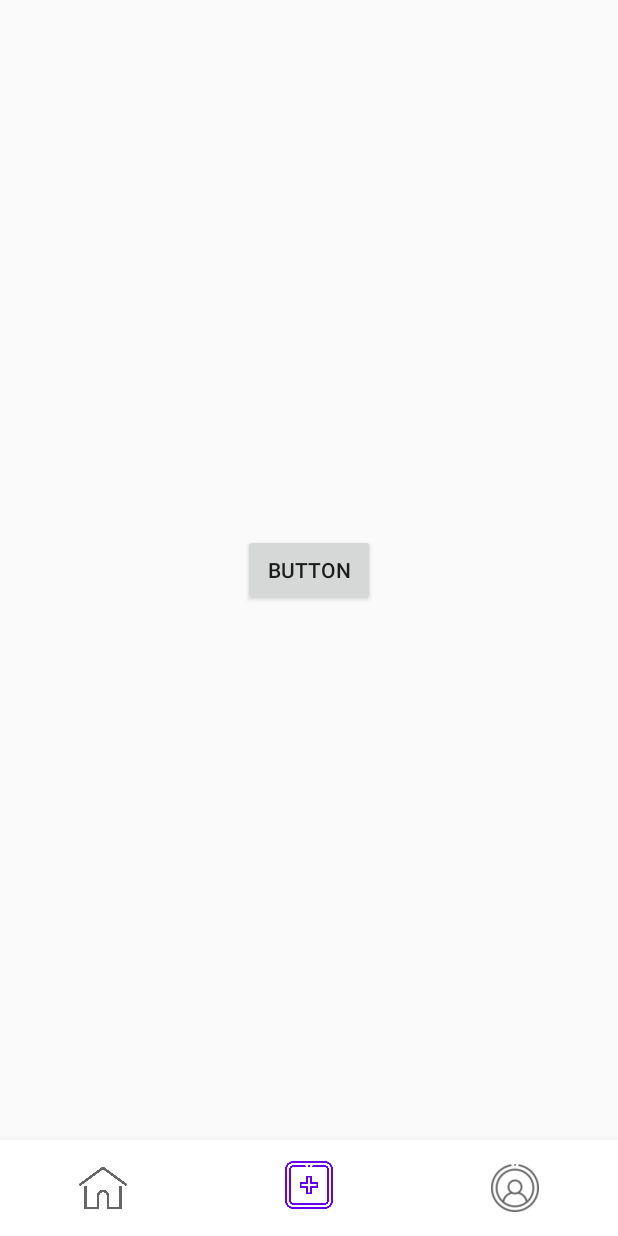
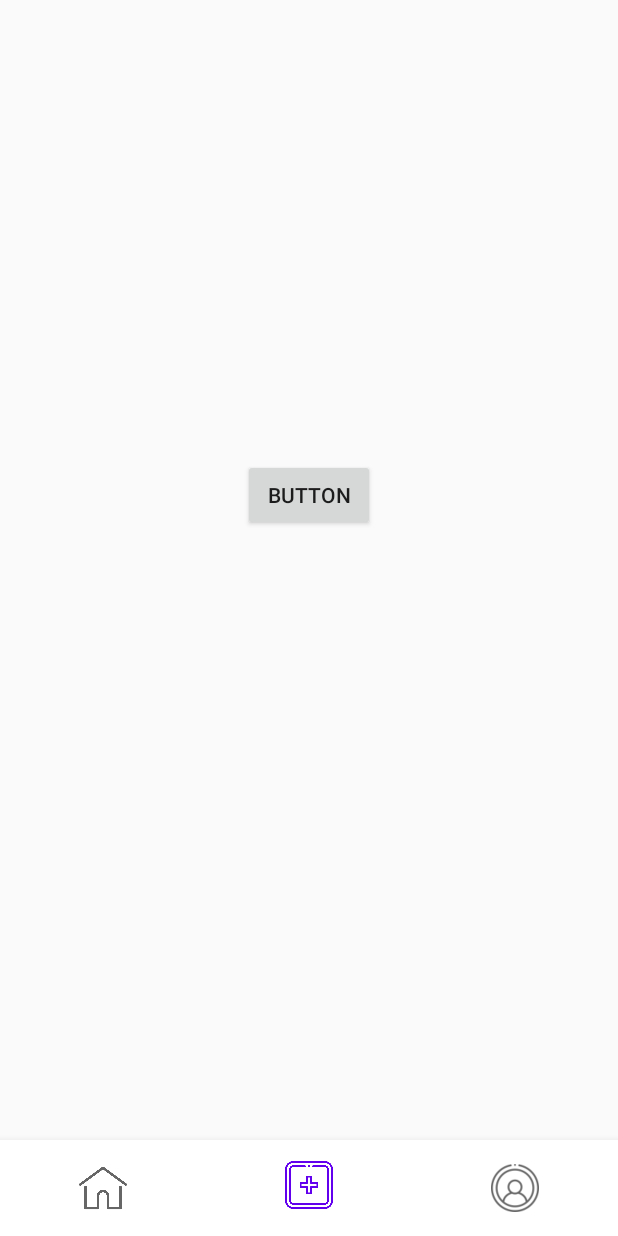
Before and after one commit to massibacchio/MyShot, an Android app: the screen it shows after launch (MainActivity), item 2 of the bottom bar chosen, on a phone screen of 412 x 824 dp. Run offline under Robolectric (Android 15) with nearby library versions, the phone set to English and light mode, and no system bars; our stand-ins replace Firebase (no records; nobody signed in at launch, a user with empty details on screens opened directly), Picasso; pictures from the network do not load.

```diff
--- a/app/build.gradle
+++ b/app/build.gradle
@@ -12,6 +12,7 @@ android {
         targetSdk 34
         versionCode 1
         versionName "1.0"
+
 
         testInstrumentationRunner "androidx.test.runner.AndroidJUnitRunner"
     }
@@ -40,6 +41,8 @@ dependencies {
     implementation 'androidx.constraintlayout:constraintlayout:2.1.4'
     implementation 'com.google.firebase:firebase-auth-ktx:22.2.0'
     implementation 'com.google.firebase:firebase-database:20.3.0'
+    implementation 'com.google.android.gms:play-services-auth:17.0.0'
+
     testImplementation 'junit:junit:4.13.2'
     implementation 'androidx.recyclerview:recyclerview:1.3.2'
 
@@ -48,6 +51,7 @@ dependencies {
 
     implementation 'com.github.bumptech.glide:glide:4.12.0'
     annotationProcessor 'com.github.bumptech.glide:compiler:4.12.0'
+    implementation 'com.squareup.picasso:picasso:2.71828'
 
 }
 apply plugin: 'com.google.gms.google-services'
--- a/app/src/main/AndroidManifest.xml
+++ b/app/src/main/AndroidManifest.xml
@@ -1,5 +1,6 @@
 <?xml version="1.0" encoding="utf-8"?>
-<manifest xmlns:android="http://schemas.android.com/apk/res/android">
+<manifest xmlns:tools="http://schemas.android.com/tools"
+    xmlns:android="http://schemas.android.com/apk/res/android">
 
     <uses-permission android:name="android.permission.ACCESS_FINE_LOCATION" />
     <uses-permission android:name="android.permission.ACCESS_COARSE_LOCATION" />
@@ -7,7 +8,8 @@
     <uses-permission android:name="android.permission.ACCESS_NETWORK_STATE" />
     <uses-permission android:name="android.permission.READ_EXTERNAL_STORAGE" />
     <uses-permission android:name="android.permission.WRITE_EXTERNAL_STORAGE" />
-    <uses-permission android:name="android.permission.MANAGE_EXTERNAL_STORAGE" />
+    <uses-permission android:name="android.permission.MANAGE_EXTERNAL_STORAGE"
+        tools:ignore="ScopedStorage" />
 
 
     <application
--- a/app/src/main/java/com/example/MyShot/Classes/FirebaseWrapper.java
+++ b/app/src/main/java/com/example/MyShot/Classes/FirebaseWrapper.java
@@ -24,9 +24,11 @@ public class FirebaseWrapper {
         private final Method method;
         private final Object thiz;
 
+
         public Callback(Method method, Object thiz) {
             this.method = method;
             this.thiz = thiz;
+
         }
 
         //la callback specifica quale metodo eseguire quando la richiesta firebase termina
@@ -52,8 +54,8 @@ public class FirebaseWrapper {
                 throw new RuntimeException(e);
             }
         }
+
     }
-
 
 
     //define methods for login & registration
@@ -65,9 +67,9 @@ public class FirebaseWrapper {
 
         //costruttore
         public Auth(){
+
             this.auth= FirebaseAuth.getInstance();
         }
-
 
         //check if user is authenticated
         public boolean isAuthenticated() {
@@ -102,10 +104,21 @@ public class FirebaseWrapper {
                         }
                     });
         }
+        public String getUid() {
+            // TODO: remove this assert and better handling of non logged-in users
+            assert this.isAuthenticated();
+            return this.getUser().getUid();
+        }
 
-        public class RTDatabase {
 
-            private DatabaseReference getDb() {
+
+        public static class RTDatabase {
+
+            private static final String TAG = RTDatabase.class.getCanonicalName();
+            private static final String CHILD_IMAGES = "Images";
+            private static final String CHILD_USERS = "Users";
+
+            public static DatabaseReference getDb() {
                 DatabaseReference ref = FirebaseDatabase.getInstance("https://myshot-5cef3-default-rtdb.europe-west1.firebasedatabase.app/").getReference(CHILD);
 
                 // Return the reference to the current user's data
@@ -117,24 +130,36 @@ public class FirebaseWrapper {
                 return ref.child(uid);
             }
 
-            public void writeDbData(ImageItem imageItem) {
-                DatabaseReference ref = getDb();
-                if (ref == null) {
-                    return;
-                }
+            // Dentro il metodo writeDbData in FirebaseWrapper$Auth$RTDatabase
+            public static void writeDbData(ImageItem imageItem) {
+                FirebaseDatabase firebaseDatabase;
+                DatabaseReference databaseReference;
 
-                // Generate a unique key for the new image data
-                String key = ref.push().getKey();
-                if (key == null) {
-                    Log.e(TAG, "Failed to generate a unique key.");
-                    return;
-                }
+                firebaseDatabase = FirebaseDatabase.getInstance("https://myshot-5cef3-default-rtdb.europe-west1.firebasedatabase.app/");
 
-                // Set the image data with the unique key
-                ref.child(key).setValue(imageItem);
+                FirebaseWrapper.Auth auth = new FirebaseWrapper.Auth();
+                databaseReference = firebaseDatabase.getReference().child(CHILD_USERS).child(auth.getUid()).child(CHILD_IMAGES);
+
+                databaseReference.child(String.valueOf(imageItem.getImageId())).setValue(imageItem);
+
+                /*
+                if (imageItem != null) {
+                    DatabaseReference ref = getDb();
+                    if (ref != null) {
+                        Map<String, Object> imageItemMap = new HashMap<>();
+                        imageItemMap.put("imageUri", imageItem.getImageUrl().toString());
+
+                        ref.child(key).setValue(imageItemMap);
+                        Log.d(TAG, "Data written to database: " + imageItem.toString());
+                    } else {
+                        Log.e(TAG, "Database reference is null.");
+                    }
+                } else {
+                    Log.e(TAG, "ImageItem or key is null.");
+                }*/
             }
 
-            public void readDbData(FirebaseWrapper.Callback callback) {
+            public static void readDbData(FirebaseWrapper.Callback callback) {
                 DatabaseReference ref = getDb();
                 if (ref == null) {
                     return;
@@ -158,10 +183,7 @@ public class FirebaseWrapper {
 
 
 
-        public String getUid() {
-            // TODO: remove this assert and better handling of non logged-in users
-            assert this.isAuthenticated();
-            return this.getUser().getUid();
-        }
+
+
     }
 }
--- a/app/src/main/res/layout/fragment_add_image.xml
+++ b/app/src/main/res/layout/fragment_add_image.xml
@@ -5,12 +5,27 @@
     android:layout_height="match_parent"
     tools:context=".Fragments.AddImageFragment">
 
+    <LinearLayout
+        android:layout_width="match_parent"
+        android:layout_height="match_parent"
+        android:orientation="vertical"
+        android:gravity="center">
 
-    <Button
-        android:id="@+id/AddImageButton"
-        android:layout_width="wrap_content"
-        android:layout_height="wrap_content"
-        android:text="Button"
-        android:layout_gravity="center"/>
+        <Button
+            android:id="@+id/AddImageButton"
+            android:layout_width="wrap_content"
+            android:layout_height="wrap_content"
+            android:text="@string/button"/>
+
+        <ImageView
+            android:id="@+id/imageView"
+            android:layout_width="wrap_content"
+            android:layout_height="wrap_content"
+            android:layout_marginTop="100dp"/>
+
+
+    </LinearLayout>
+
+
 
 </FrameLayout>
--- a/app/src/main/res/layout/fragment_home.xml
+++ b/app/src/main/res/layout/fragment_home.xml
@@ -20,7 +20,8 @@
             <androidx.recyclerview.widget.RecyclerView
                 android:id="@+id/recyclerView"
                 android:layout_width="match_parent"
-                android:layout_height="match_parent" />
+                android:layout_height="match_parent"
+                android:padding="15dp"/>
 
         </LinearLayout>
 
--- a/app/src/main/res/layout/fragment_log.xml
+++ b/app/src/main/res/layout/fragment_log.xml
@@ -9,6 +9,6 @@
     <TextView
         android:layout_width="match_parent"
         android:layout_height="match_parent"
-        android:text="@string/hello_blank_fragment" />
+        android:text="hello_blank_fragment" />
 
 </FrameLayout>
--- a/app/src/main/res/layout/fragment_profile.xml
+++ b/app/src/main/res/layout/fragment_profile.xml
@@ -9,6 +9,6 @@
     <TextView
         android:layout_width="match_parent"
         android:layout_height="match_parent"
-        android:text="@string/hello_blank_fragment" />
+        android:text="hello_blank_fragment" />
 
 </FrameLayout>
--- a/app/src/main/res/menu/menu_main.xml
+++ b/app/src/main/res/menu/menu_main.xml
@@ -5,19 +5,20 @@
 
     <item
         android:id="@+id/action_fragment1"
-        app:showAsAction="always"
-        android:icon="@drawable/home" />
+        app:showAsAction="ifRoom"
+        android:icon="@drawable/home"
+        android:title="" />
 
     <item
         android:id="@+id/action_fragment2"
-        app:showAsAction="always"
+        app:showAsAction="ifRoom"
         android:icon="@drawable/addnewimage"
-        />
+        android:title="" />
 
     <item
         android:id="@+id/action_fragment3"
-        app:showAsAction="always"
+        app:showAsAction="ifRoom"
         android:icon="@drawable/user"
-       />
+        android:title="" />
 
 </menu>
--- a/app/src/main/res/values/strings.xml
+++ b/app/src/main/res/values/strings.xml
@@ -1,16 +1,17 @@
 <resources>
     <string name="app_name">MyShot</string>
-    <!-- TODO: Remove or change this placeholder text -->
-    <string name="hello_blank_fragment">Hello blank fragment</string>
-    //LOG IN
+
+
+
     <string name="insertEmail">Insert your e-mail</string>
     <string name="insertPassword">Insert your password</string>
     <string name="goToRegister">Not registered yet? Go to Registration</string>
     <string name="login">Log In</string>
 
-    //SIGN UP
+
     <string name="insertPassword2">Insert your password</string>
     <string name="insertPasswordAgain">Insert your password again please</string>
     <string name="goToLogin">Do you already have an account? Go to Log-In</string>
     <string name="signup">Sign Up</string>
+    <string name="button">Button</string>
 </resources>
--- a/gradle.properties
+++ b/gradle.properties
@@ -6,7 +6,7 @@
 # http://www.gradle.org/docs/current/userguide/build_environment.html
 # Specifies the JVM arguments used for the daemon process.
 # The setting is particularly useful for tweaking memory settings.
-org.gradle.jvmargs=-Xmx2048m -Dfile.encoding=UTF-8
+org.gradle.jvmargs=-Xmx4608m -Dfile.encoding=UTF-8
 # When configured, Gradle will run in incubating parallel mode.
 # This option should only be used with decoupled projects. More details, visit
 # http://www.gradle.org/docs/current/userguide/multi_project_builds.html#sec:decoupled_projects
@@ -21,3 +21,4 @@ android.useAndroidX=true
 android.nonTransitiveRClass=true
 android.defaults.buildfeatures.buildconfig=true
 android.nonFinalResIds=false
+android.enableJetifier=true
```
Also changed, not shown: app/src/main/java/com/example/MyShot/Adapters/ImageListAdapter.java (+31 -106 lines), app/src/main/java/com/example/MyShot/Classes/ImageItem.java (+46 -11 lines), app/src/main/java/com/example/MyShot/Fragments/AddImageFragment.java (+34 -20 lines), app/src/main/java/com/example/MyShot/Fragments/HomeFragment.java (+81 -9 lines), app/src/main/res/layout/list_item_layout.xml (+13 -3 lines).
